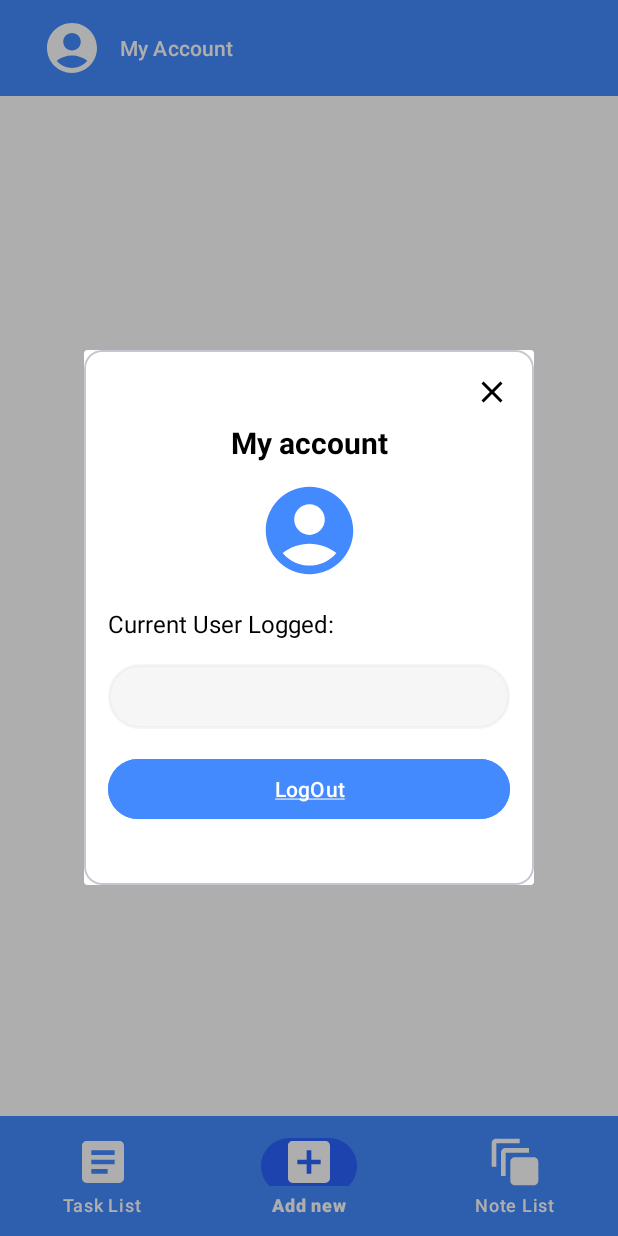
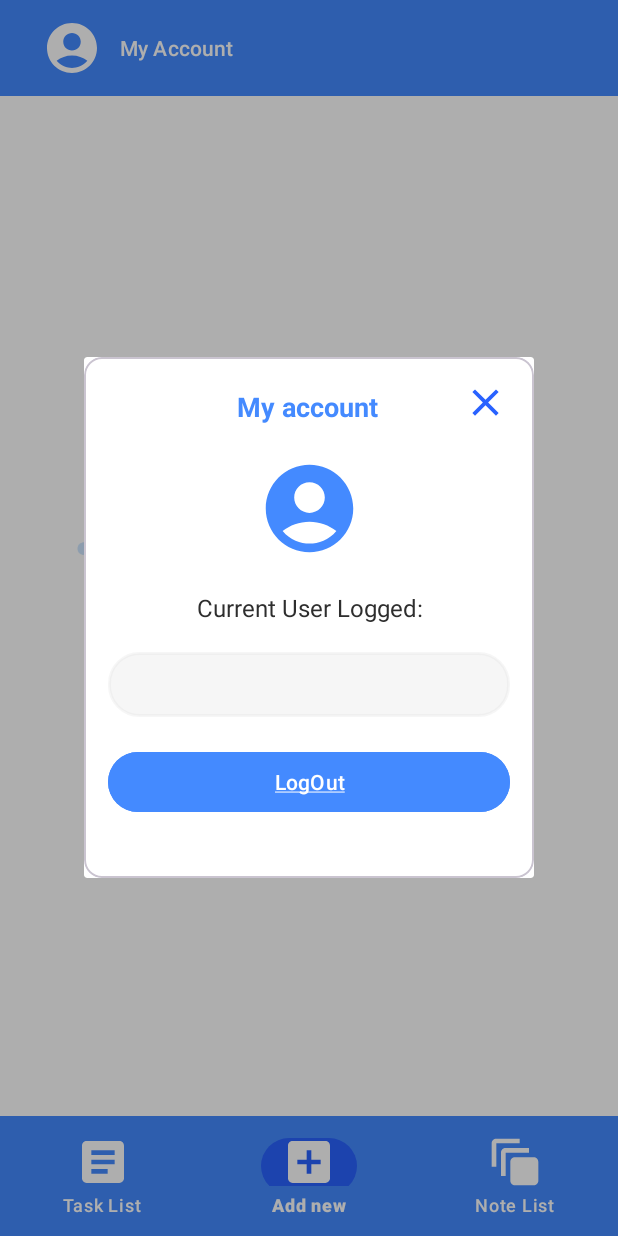
Before and after one commit to borja-garcia-valcarcel/TaskPad-App, an Android app: the fragment SignOutFragment placed in its activity, item 2 of the bottom bar chosen, on a phone screen of 412 x 824 dp. Run offline under Robolectric (Android 15) with nearby library versions, the light colour scheme and no system bars; our stand-ins replace Firebase (no records; nobody signed in at launch, a user with empty details on screens opened directly).

Commit message:
more general changes and fixes

```diff
--- a/app/src/main/AndroidManifest.xml
+++ b/app/src/main/AndroidManifest.xml
@@ -11,6 +11,7 @@
         android:label="@string/app_name"
         android:roundIcon="@mipmap/ic_launcher_round"
         android:supportsRtl="true"
+        android:screenOrientation="portrait"
         android:theme="@style/Base.Theme.TaskPad"
         tools:targetApi="31">
 
--- a/app/src/main/res/layout/fragment_add_new.xml
+++ b/app/src/main/res/layout/fragment_add_new.xml
@@ -4,6 +4,15 @@
     android:layout_width="match_parent"
     android:layout_height="match_parent"
     tools:context=".fragments.AddNewFragment">
+
+
+    <ImageView
+        android:layout_width="match_parent"
+        android:layout_height="match_parent"
+        android:layout_marginTop="65dp"
+        android:src="@drawable/back_home"
+        android:alpha="0.4">
+    </ImageView>
 
     <Button
         android:id="@+id/createNewTaskBtn"
--- a/app/src/main/res/layout/fragment_note_list.xml
+++ b/app/src/main/res/layout/fragment_note_list.xml
@@ -15,7 +15,8 @@
         app:layout_constraintBottom_toBottomOf="parent"
         app:layout_constraintEnd_toEndOf="parent"
         app:layout_constraintStart_toStartOf="parent"
-        app:layout_constraintTop_toTopOf="parent">
+        app:layout_constraintTop_toTopOf="parent"
+        android:alpha="0.4">
 
     </ImageView>
 
--- a/app/src/main/res/layout/fragment_settings.xml
+++ b/app/src/main/res/layout/fragment_settings.xml
@@ -9,42 +9,54 @@
         android:layout_height="match_parent"
         android:background="@color/white">
 
-        <ImageView
-            android:id="@+id/closeSettingsPopup"
-            android:layout_width="wrap_content"
-            android:layout_height="wrap_content"
-            android:layout_marginTop="16dp"
-            android:layout_marginEnd="16dp"
-            android:src="@drawable/close_icon"
-            app:layout_constraintEnd_toEndOf="parent"
-            app:layout_constraintTop_toTopOf="parent" />
-
-        <TextView
-            android:id="@+id/popupSettingsTitle"
+        <LinearLayout
+            android:id="@+id/layout"
             android:layout_width="match_parent"
             android:layout_height="wrap_content"
-            android:layout_marginTop="8dp"
-            android:gravity="center"
-            android:paddingBottom="0dp"
-            android:textStyle="bold"
-            android:text="My account"
-            android:textColor="@color/black"
-            android:textSize="20sp"
+            android:orientation="horizontal"
+            android:padding="15dp"
+            app:layout_constraintBottom_toTopOf="@+id/imageView"
             app:layout_constraintEnd_toEndOf="parent"
-            app:layout_constraintHorizontal_bias="0.0"
             app:layout_constraintStart_toStartOf="parent"
-            app:layout_constraintTop_toBottomOf="@+id/closeSettingsPopup" />
+            app:layout_constraintTop_toTopOf="parent">
+
+            <TextView
+                android:id="@+id/popupSettingsTitle"
+                android:layout_width="0dp"
+                android:layout_height="wrap_content"
+                android:layout_marginStart="30dp"
+                android:padding="5dp"
+                android:layout_weight="200"
+                android:gravity="center"
+                android:text="My account"
+                android:textColor="@color/blueA200"
+                android:textSize="18sp"
+                android:textStyle="bold" />
+
+            <ImageView
+                android:id="@+id/closeSettingsPopup"
+                android:layout_width="30dp"
+                android:layout_height="30dp"
+                android:layout_gravity="top"
+                android:layout_marginEnd="2dp"
+                android:src="@drawable/close_icon"
+                app:layout_constraintBottom_toBottomOf="parent"
+                app:layout_constraintEnd_toEndOf="parent"
+                app:layout_constraintTop_toTopOf="parent"
+                app:tint="@color/blueA700" />
+
+        </LinearLayout>
 
         <ImageView
             android:id="@+id/imageView"
             android:layout_width="70dp"
             android:layout_height="70dp"
-            android:layout_marginTop="10dp"
-            android:layout_marginBottom="10dp"
+            android:layout_marginBottom="16dp"
             android:src="@drawable/profile_icon"
+            app:layout_constraintBottom_toTopOf="@+id/currentUserLoggedText"
             app:layout_constraintEnd_toEndOf="parent"
             app:layout_constraintStart_toStartOf="parent"
-            app:layout_constraintTop_toBottomOf="@+id/popupSettingsTitle"
+            app:layout_constraintTop_toBottomOf="@+id/layout"
             app:tint="@color/blueA200" />
 
         <TextView
@@ -52,13 +64,14 @@
             android:layout_width="match_parent"
             android:layout_height="wrap_content"
             android:layout_marginStart="16dp"
-            android:layout_marginTop="16dp"
+            android:layout_marginTop="4dp"
             android:layout_marginEnd="16dp"
-            android:layout_marginBottom="16dp"
+            android:layout_marginBottom="15dp"
             android:text="Current User Logged:"
             android:textColor="@color/black"
-            android:textAlignment="textStart"
             android:textSize="16sp"
+            android:gravity="center"
+            app:layout_constraintBottom_toTopOf="@+id/userEmailTextView"
             app:layout_constraintEnd_toEndOf="parent"
             app:layout_constraintStart_toStartOf="parent"
             app:layout_constraintTop_toBottomOf="@+id/imageView" />
@@ -68,12 +81,14 @@
             android:layout_width="0dp"
             android:layout_height="wrap_content"
             android:layout_marginStart="16dp"
-            android:layout_marginTop="16dp"
+            android:layout_marginTop="3dp"
             android:layout_marginEnd="16dp"
+            android:layout_marginBottom="3dp"
             android:background="@drawable/edittext_border"
             android:backgroundTint="@color/grey"
             android:padding="12dp"
             android:textColor="@color/black100"
+            app:layout_constraintBottom_toTopOf="@+id/signOutButton"
             app:layout_constraintEnd_toEndOf="parent"
             app:layout_constraintStart_toStartOf="parent"
             app:layout_constraintTop_toBottomOf="@+id/currentUserLoggedText" />
--- a/app/src/main/res/layout/fragment_task_list.xml
+++ b/app/src/main/res/layout/fragment_task_list.xml
@@ -14,7 +14,8 @@
         app:layout_constraintBottom_toBottomOf="parent"
         app:layout_constraintEnd_toEndOf="parent"
         app:layout_constraintStart_toStartOf="parent"
-        app:layout_constraintTop_toTopOf="parent">
+        app:layout_constraintTop_toTopOf="parent"
+        android:alpha="0.4">
 
     </ImageView>
 
--- a/app/src/main/res/layout/task_list_item.xml
+++ b/app/src/main/res/layout/task_list_item.xml
@@ -6,7 +6,6 @@
     android:layout_height="wrap_content"
     xmlns:app="http://schemas.android.com/apk/res-auto"
     app:cardCornerRadius="20dp"
-    app:cardElevation="5dp"
     app:cardUseCompatPadding="true"
     android:backgroundTint="@color/white">
 
@@ -45,7 +44,8 @@
             android:layout_marginEnd="12dp"
             android:src="@drawable/close_icon"
             app:layout_constraintEnd_toEndOf="parent"
-            app:layout_constraintTop_toTopOf="parent" />
+            app:layout_constraintTop_toTopOf="parent"
+            app:tint="@color/blueA700" />
 
     </androidx.constraintlayout.widget.ConstraintLayout>
 
--- a/app/src/main/res/values/colors.xml
+++ b/app/src/main/res/values/colors.xml
@@ -1,6 +1,6 @@
 <?xml version="1.0" encoding="utf-8"?>
 <resources>
-    <color name="black">#FF000000</color>
+    <color name="black">#2E2E2E</color>
     <color name="white">#FFFFFFFF</color>
     <color name="green">#4fa853</color>
     <color name="pink">#e05d5d</color>
```
Also changed, not shown: app/src/main/res/drawable/custom_card_background.xml (added, +9 -0 lines), app/src/main/res/layout/activity_forgot_password.xml (+43 -4 lines), app/src/main/res/layout/fragment_add_new_note_popup.xml (+19 -12 lines), app/src/main/res/layout/fragment_add_new_task_popup.xml (+26 -19 lines), app/src/main/res/layout/note_list_item.xml (+5 -5 lines).
